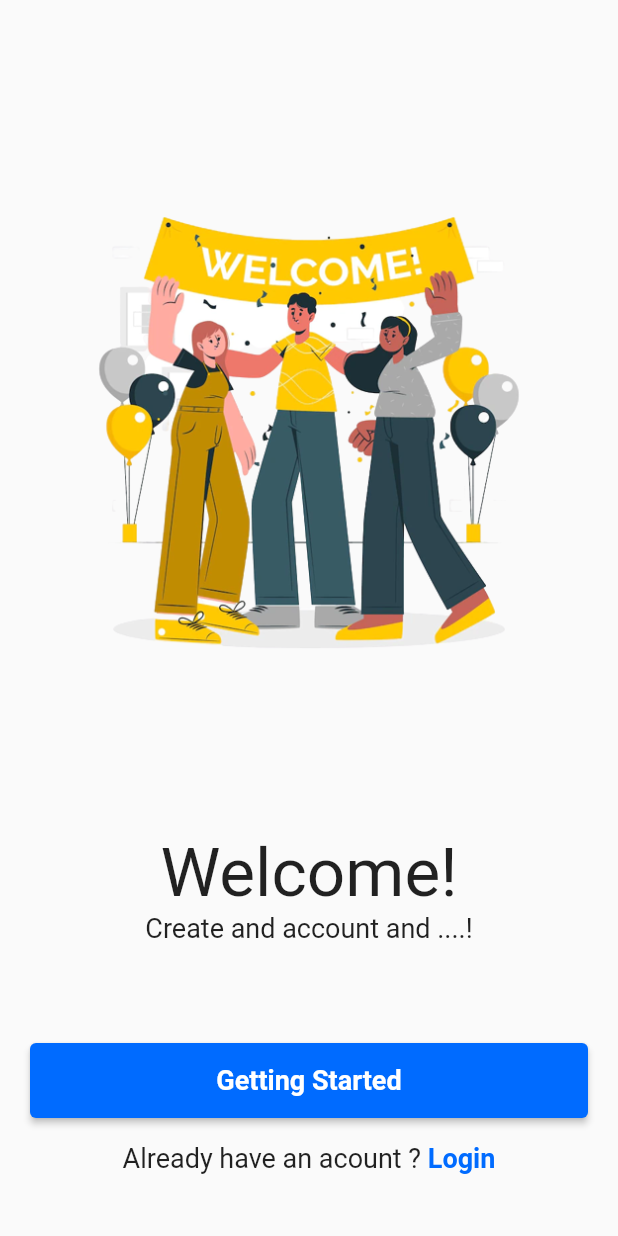
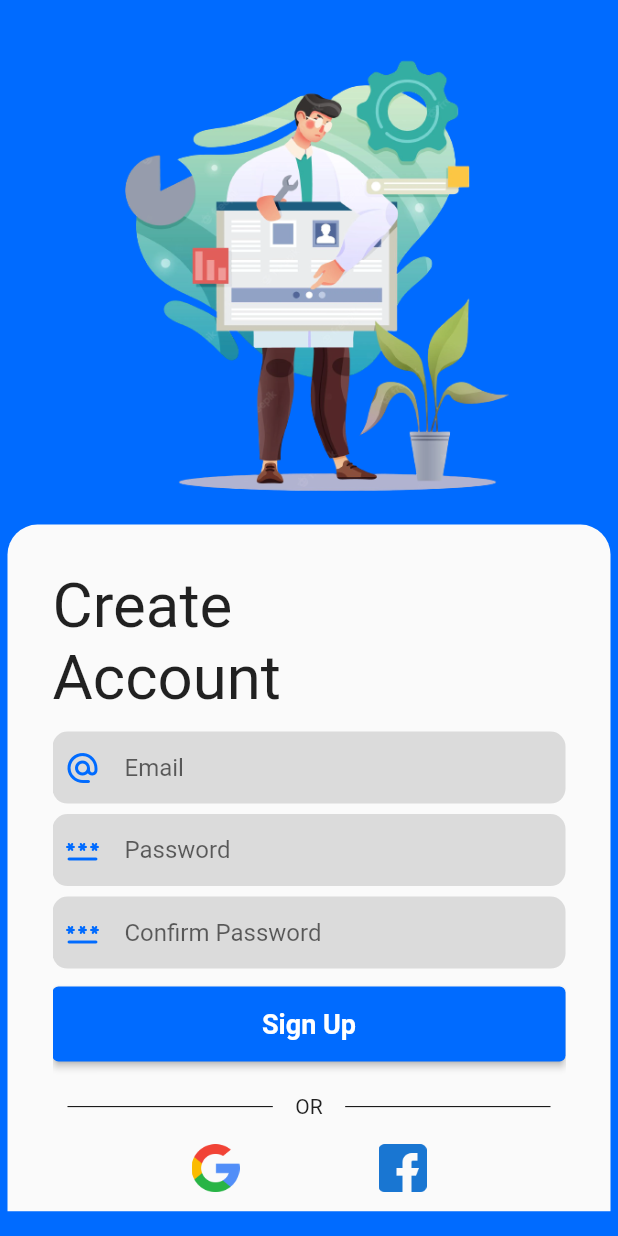
Before and after one commit to Care-X/carex, a Flutter app: the screen it shows after launch, after a tap on "Getting Started", on a phone screen of 412 x 824 dp. Run offline on Flutter 3.47's test engine with Material 2 defaults, Android fonts, the phone set to English and light mode, and no system bars.

Commit message:
Create 'signup_page' rough structure

```diff
--- /dev/null
+++ b/lib/screens/signup/signup_page.dart
@@ -0,0 +1,260 @@
+import 'package:flutter/material.dart';
+import 'package:carex/theme/colors.dart';
+
+class SignUp extends StatefulWidget {
+  const SignUp({Key? key}) : super(key: key);
+
+  @override
+  State<SignUp> createState() => _SignUpState();
+}
+
+class _SignUpState extends State<SignUp> {
+  @override
+  Widget build(BuildContext context) {
+    final Size size = MediaQuery.of(context).size;
+    return SafeArea(
+      child: Scaffold(
+        backgroundColor: AppColors.skyBlue,
+        body: Center(
+          child: SingleChildScrollView(
+            child: Column(
+              crossAxisAlignment: CrossAxisAlignment.center,
+              mainAxisAlignment: MainAxisAlignment.spaceBetween,
+              children: [
+                Container(
+                  padding: const EdgeInsets.fromLTRB(5, 0, 5, 0),
+                  height: size.height - size.height * 0.04,
+                  width: size.width,
+                  child: Stack(
+                    children: [
+                      Column(
+                        mainAxisAlignment: MainAxisAlignment.start,
+                        // crossAxisAlignment: CrossAxisAlignment.start,
+                        children: [
+                          // IconButton(
+                          //   onPressed: () {},
+                          //   icon: Icon(Icons.arrow_back_ios_new_rounded),
+                          // ),
+                          Row(
+                            mainAxisAlignment: MainAxisAlignment.center,
+                            children: [
+                              Image(
+                                image: const AssetImage(
+                                  'assets/images/signup.png',
+                                ),
+                                fit: BoxFit.scaleDown,
+                                height: size.height / 2.5,
+                              ),
+                            ],
+                          ),
+                        ],
+                      ),
+                      Positioned(
+                        bottom: 0.0,
+                        right: 0.0,
+                        left: 0.0,
+                        child: Container(
+                          height: size.height / 1.8,
+                          padding: const EdgeInsets.fromLTRB(30, 30, 30, 0),
+                          decoration: const BoxDecoration(
+                            color: AppColors.white,
+                            borderRadius: BorderRadius.only(
+                              topLeft: Radius.circular(20.0),
+                              topRight: Radius.circular(20.0),
+                            ),
+                          ),
+                          child: Expanded(
+                            child: SingleChildScrollView(
+                              child: Column(
+                                mainAxisAlignment: MainAxisAlignment.start,
+                                crossAxisAlignment: CrossAxisAlignment.start,
+                                children: [
+                                  Text(
+                                    "Create \nAccount",
+                                    style: TextStyle(
+                                      fontSize: size.height * 0.05,
+                                      fontWeight: FontWeight.w400,
+                                    ),
+                                  ),
+                                  const SizedBox(
+                                    height: 12.0,
+                                  ),
+                                  Container(
+                                    decoration: BoxDecoration(
+                                      color: const Color.fromARGB(
+                                          255, 219, 219, 219),
+                                      borderRadius: BorderRadius.circular(10),
+                                    ),
+                                    child: const Padding(
+                                      padding: EdgeInsets.fromLTRB(
+                                          8.0, 0.0, 8.0, 0.0),
+                                      child: TextField(
+                                        //controller: passwordController,
+                                        decoration: InputDecoration(
+                                          icon: Icon(
+                                              Icons.alternate_email_rounded),
+                                          iconColor: AppColors.skyBlue,
+                                          border: InputBorder.none,
+                                          hintText: "Email",
+                                        ),
+                                      ),
+                                    ),
+                                  ),
+                                  const SizedBox(
+                                    height: 7.0,
+                                  ),
+                                  Container(
+                                    decoration: BoxDecoration(
+                                      color: const Color.fromARGB(
+                                          255, 219, 219, 219),
+                                      borderRadius: BorderRadius.circular(10),
+                                    ),
+                                    child: const Padding(
+                                      padding: EdgeInsets.fromLTRB(
+                                          8.0, 0.0, 8.0, 0.0),
+                                      child: TextField(
+                                        //controller: passwordController,
+                                        decoration: InputDecoration(
+                                          icon: Icon(Icons.password_rounded),
+                                          iconColor: AppColors.skyBlue,
+                                          border: InputBorder.none,
+                                          hintText: "Password",
+                                        ),
+                                        obscureText: true,
+                                        enableInteractiveSelection: false,
+                                      ),
+                                    ),
+                                  ),
+                                  const SizedBox(
+                                    height: 7.0,
+                                  ),
+                                  Container(
+                                    decoration: BoxDecoration(
+                                      color: const Color.fromARGB(
+                                          255, 219, 219, 219),
+                                      borderRadius: BorderRadius.circular(10),
+                                    ),
+                                    child: const Padding(
+                                      padding: EdgeInsets.fromLTRB(
+                                          8.0, 0.0, 8.0, 0.0),
+                                      child: TextField(
+                                        decoration: InputDecoration(
+                                          icon: Icon(Icons.password_rounded),
+                                          iconColor: AppColors.skyBlue,
+                                          border: InputBorder.none,
+                                          hintText: "Confirm Password",
+                                        ),
+                                        obscureText: true,
+                                        enableInteractiveSelection: false,
+                                      ),
+                                    ),
+                                  ),
+                                  const SizedBox(
+                                    height: 12.0,
+                                  ),
+                                  ElevatedButton(
+                                    onPressed: () {},
+                                    style: ElevatedButton.styleFrom(
+                                      minimumSize: const Size.fromHeight(50),
+                                      primary: AppColors.skyBlue,
+                                    ),
+                                    child: const Text(
+                                      "Sign Up",
+                                      style: TextStyle(
+                                        fontSize: 18.0,
+                                        fontWeight: FontWeight.w600,
+                                      ),
+                                    ),
+                                  ),
+                                  const SizedBox(
+                                    height: 5,
+                                  ),
+                                  Row(
+                                    mainAxisAlignment: MainAxisAlignment.center,
+                                    children: [
+                                      Expanded(
+                                        child: Container(
+                                            margin: const EdgeInsets.only(
+                                                left: 10.0, right: 15.0),
+                                            child: const Divider(
+                                              color: Colors.black,
+                                              height: 50,
+                                            )),
+                                      ),
+                                      const Text("OR"),
+                                      Expanded(
+                                        child: Container(
+                                            margin: const EdgeInsets.only(
+                                                left: 15.0, right: 10.0),
+                                            child: const Divider(
+                                              color: Colors.black,
+                                              height: 50,
+                                            )),
+                                      ),
+                                    ],
+                                  ),
+                                  Row(
+                                    mainAxisAlignment:
+                                        MainAxisAlignment.spaceEvenly,
+                                    children: const [
+                                      Image(
+                                        image: AssetImage(
+                                          'assets/icons/google.png',
+                                        ),
+                                        fit: BoxFit.scaleDown,
+                                        height: 32,
+                                      ),
+                                      Image(
+                                        image: AssetImage(
+                                          'assets/icons/facebook.png',
+                                        ),
+                                        fit: BoxFit.scaleDown,
+                                        height: 32,
+                                      ),
+                                    ],
+                                  ),
+                                  const SizedBox(
+                                    height: 17,
+                                  ),
+                                  Row(
+                                    mainAxisAlignment: MainAxisAlignment.center,
+                                    children: [
+                                      const Text(
+                                        "Already have an acount ? ",
+                                        style: TextStyle(
+                                          fontSize: 18.0,
+                                        ),
+                                      ),
+                                      GestureDetector(
+                                        onTap: () {},
+                                        child: const Text(
+                                          "Login",
+                                          style: TextStyle(
+                                            fontSize: 18.0,
+                                            fontWeight: FontWeight.w500,
+                                            color: AppColors.skyBlue,
+                                          ),
+                                        ),
+                                      ),
+                                    ],
+                                  ),
+                                  const SizedBox(
+                                    height: 20,
+                                  )
+                                ],
+                              ),
+                            ),
+                          ),
+                        ),
+                      ),
+                    ],
+                  ),
+                ),
+              ],
+            ),
+          ),
+        ),
+      ),
+    );
+  }
+}
--- a/lib/screens/welcome/welcome_page.dart
+++ b/lib/screens/welcome/welcome_page.dart
@@ -1,3 +1,4 @@
+import 'package:carex/screens/signup/signup_page.dart';
 import 'package:carex/theme/colors.dart';
 import 'package:flutter/material.dart';
 
@@ -13,6 +14,7 @@ class WelcomePage extends StatelessWidget {
         child: Container(
           width: size.width,
           height: size.height,
+          color: AppColors.white,
           padding: EdgeInsets.only(
               left: 20,
               right: 20,
@@ -56,7 +58,15 @@ class WelcomePage extends StatelessWidget {
                     height: size.height * 0.08,
                   ),
                   ElevatedButton(
-                    onPressed: () {},
+                    onPressed: () {
+                      Navigator.of(context).push(
+                        MaterialPageRoute(
+                          builder: (_) {
+                            return const SignUp();
+                          },
+                        ),
+                      );
+                    },
                     style: ElevatedButton.styleFrom(
                       minimumSize: const Size.fromHeight(50),
                       primary: AppColors.skyBlue,
@@ -74,23 +84,26 @@ class WelcomePage extends StatelessWidget {
                   ),
                   Row(
                     mainAxisAlignment: MainAxisAlignment.center,
-                    children: const [
-                      Text(
+                    children: [
+                      const Text(
                         "Already have an acount ? ",
                         style: TextStyle(
                           fontSize: 18.0,
                         ),
                       ),
-                      Text(
-                        "Login",
-                        style: TextStyle(
-                          fontSize: 18.0,
-                          fontWeight: FontWeight.w600,
-                          color: AppColors.skyBlue,
+                      GestureDetector(
+                        onTap: () {},
+                        child: const Text(
+                          "Login",
+                          style: TextStyle(
+                            fontSize: 18.0,
+                            fontWeight: FontWeight.w600,
+                            color: AppColors.skyBlue,
+                          ),
                         ),
                       ),
                     ],
-                  )
+                  ),
                 ],
               ),
             ],
```
Also changed, not shown: assets/images/signup.png (added).
